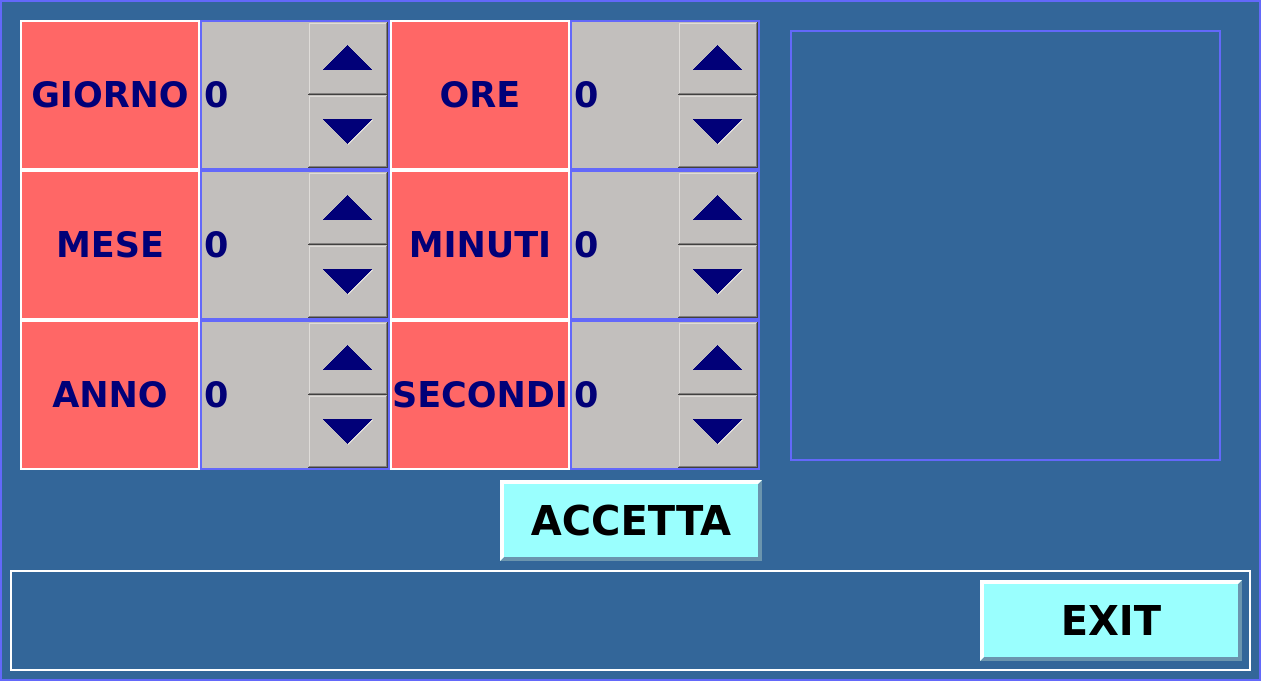
infermita/sampleatm, file data.ui: the form before one commit.
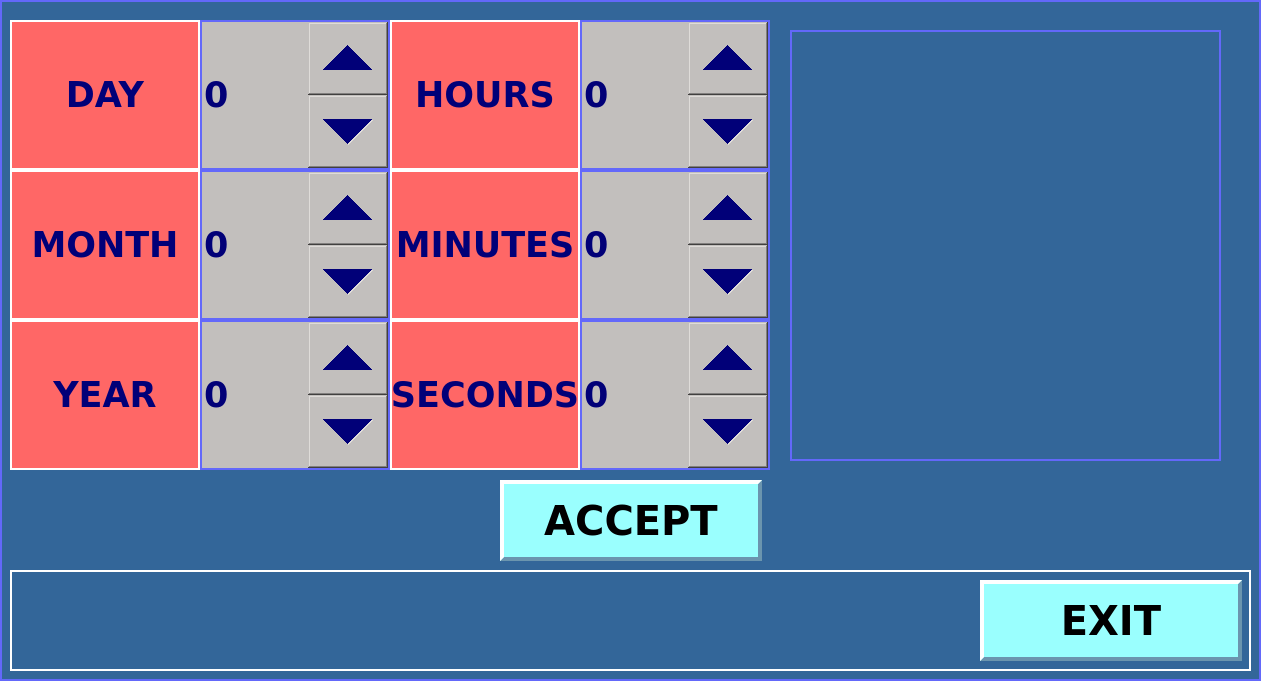
The form after the commit. Custom widgets are drawn as their Qt base class.

Commit message: modified:   conduct.cpp 	modified:   conduct.ui 	modified:   data.cpp 	modified:   data.ui 	modified:   instruments.cpp 	modified:   instruments.ui 	modified:   lib/constant.h 	modified:   main.cpp 	modified:   mainwindow.cpp 	modified:   password.cpp 	modified:   password.h 	modified:   password.ui 	modified:   settings.ui 	translate_en_EN.qm 	translate_en_EN.ts 	translate_it_IT.qm 	translate_it_IT.ts

```diff
--- a/data.ui
+++ b/data.ui
@@ -42,9 +42,9 @@
   <widget class="QLabel" name="mydata">
    <property name="geometry">
     <rect>
-     <x>20</x>
+     <x>10</x>
      <y>20</y>
-     <width>180</width>
+     <width>190</width>
      <height>150</height>
     </rect>
    </property>
@@ -242,7 +242,7 @@
     <number>0</number>
    </property>
    <property name="text">
-    <string>GIORNO</string>
+    <string>DAY</string>
    </property>
    <property name="textFormat">
     <enum>Qt::AutoText</enum>
@@ -254,9 +254,9 @@
   <widget class="QLabel" name="mydata_2">
    <property name="geometry">
     <rect>
-     <x>20</x>
+     <x>10</x>
      <y>170</y>
-     <width>180</width>
+     <width>190</width>
      <height>150</height>
     </rect>
    </property>
@@ -454,7 +454,7 @@
     <number>0</number>
    </property>
    <property name="text">
-    <string>MESE</string>
+    <string>MONTH</string>
    </property>
    <property name="textFormat">
     <enum>Qt::AutoText</enum>
@@ -466,9 +466,9 @@
   <widget class="QLabel" name="mydata_3">
    <property name="geometry">
     <rect>
-     <x>20</x>
+     <x>10</x>
      <y>320</y>
-     <width>180</width>
+     <width>190</width>
      <height>150</height>
     </rect>
    </property>
@@ -666,7 +666,7 @@
     <number>0</number>
    </property>
    <property name="text">
-    <string>ANNO</string>
+    <string>YEAR</string>
    </property>
    <property name="textFormat">
     <enum>Qt::AutoText</enum>
@@ -680,7 +680,7 @@
     <rect>
      <x>390</x>
      <y>20</y>
-     <width>180</width>
+     <width>190</width>
      <height>150</height>
     </rect>
    </property>
@@ -878,7 +878,7 @@
     <number>0</number>
    </property>
    <property name="text">
-    <string>ORE</string>
+    <string>HOURS</string>
    </property>
    <property name="textFormat">
     <enum>Qt::AutoText</enum>
@@ -892,7 +892,7 @@
     <rect>
      <x>390</x>
      <y>170</y>
-     <width>180</width>
+     <width>190</width>
      <height>150</height>
     </rect>
    </property>
@@ -1090,7 +1090,7 @@
     <number>0</number>
    </property>
    <property name="text">
-    <string>MINUTI</string>
+    <string>MINUTES</string>
    </property>
    <property name="textFormat">
     <enum>Qt::AutoText</enum>
@@ -1104,7 +1104,7 @@
     <rect>
      <x>390</x>
      <y>320</y>
-     <width>180</width>
+     <width>190</width>
      <height>150</height>
     </rect>
    </property>
@@ -1302,7 +1302,7 @@
     <number>0</number>
    </property>
    <property name="text">
-    <string>SECONDI</string>
+    <string>SECONDS</string>
    </property>
    <property name="textFormat">
     <enum>Qt::AutoText</enum>
@@ -1415,7 +1415,7 @@
   <widget class="QSpinBox" name="ore">
    <property name="geometry">
     <rect>
-     <x>570</x>
+     <x>580</x>
      <y>20</y>
      <width>190</width>
      <height>150</height>
@@ -1434,7 +1434,7 @@
   <widget class="QSpinBox" name="minuti">
    <property name="geometry">
     <rect>
-     <x>570</x>
+     <x>580</x>
      <y>170</y>
      <width>190</width>
      <height>150</height>
@@ -1453,7 +1453,7 @@
   <widget class="QSpinBox" name="secondi">
    <property name="geometry">
     <rect>
-     <x>570</x>
+     <x>580</x>
      <y>320</y>
      <width>190</width>
      <height>150</height>
@@ -1488,7 +1488,7 @@
     </font>
    </property>
    <property name="text">
-    <string>ACCETTA</string>
+    <string>ACCEPT</string>
    </property>
   </widget>
   <widget class="AnalogClock" name="analogClock">
```
Left out of the diff: 28 changed lines with no effect on the pictures. The commit also changes 13 other files.
